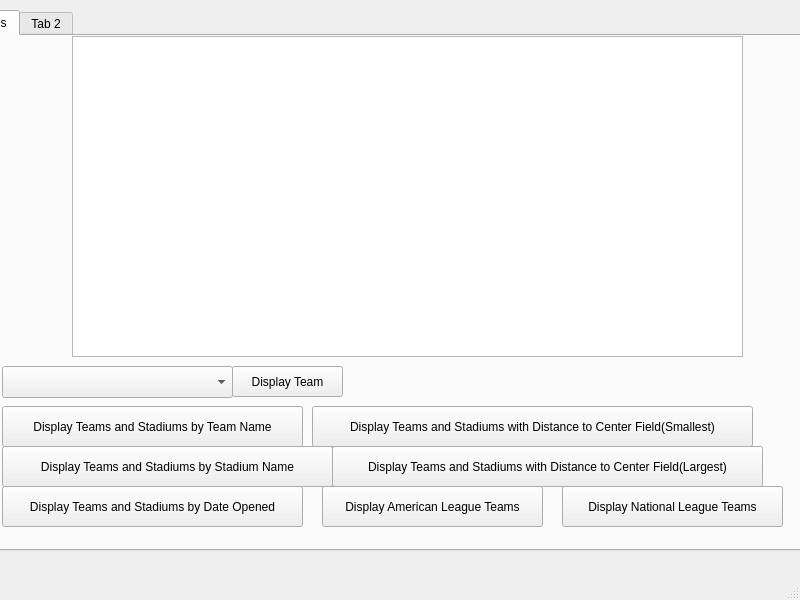
The window that Baseball/DataBase.ui (Ykhan799/CS-1D-Project-2-Baseball) describes before a commit, drawn with Qt 5.
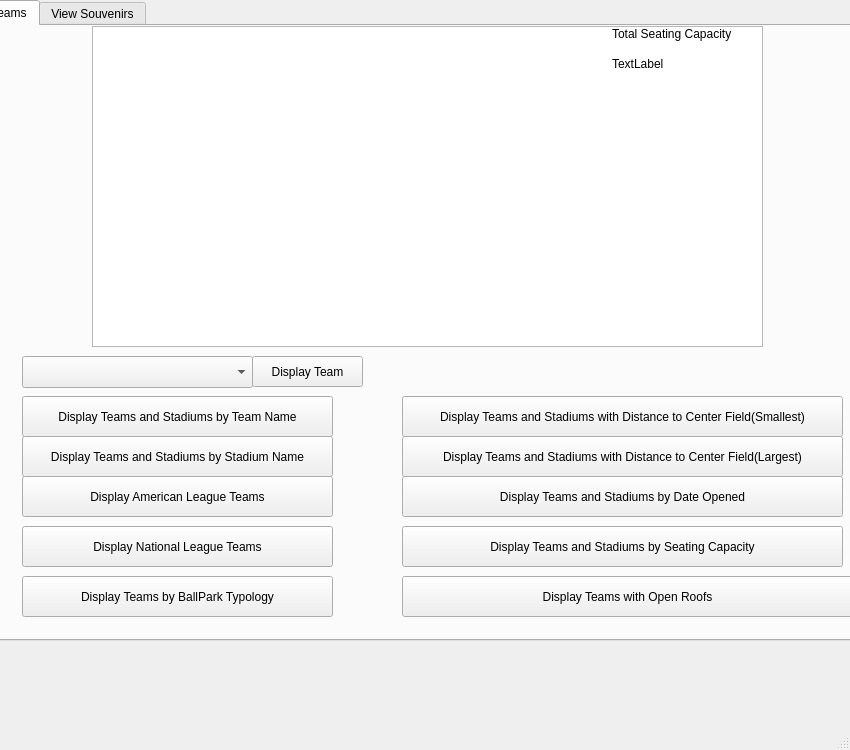
The same window after the commit.

Commit message: Finished all Display stories

Patch:
```diff
--- a/Baseball/DataBase.ui
+++ b/Baseball/DataBase.ui
@@ -6,8 +6,8 @@
    <rect>
     <x>0</x>
     <y>0</y>
-    <width>800</width>
-    <height>600</height>
+    <width>850</width>
+    <height>750</height>
    </rect>
   </property>
   <property name="windowTitle">
@@ -17,10 +17,10 @@
    <widget class="QTabWidget" name="tabWidget">
     <property name="geometry">
      <rect>
-      <x>-70</x>
-      <y>10</y>
-      <width>871</width>
-      <height>541</height>
+      <x>-50</x>
+      <y>0</y>
+      <width>941</width>
+      <height>641</height>
      </rect>
     </property>
     <widget class="QWidget" name="tab">
@@ -65,7 +65,7 @@
        <rect>
         <x>70</x>
         <y>370</y>
-        <width>301</width>
+        <width>311</width>
         <height>41</height>
        </rect>
       </property>
@@ -78,7 +78,7 @@
        <rect>
         <x>70</x>
         <y>410</y>
-        <width>331</width>
+        <width>311</width>
         <height>41</height>
        </rect>
       </property>
@@ -89,9 +89,9 @@
      <widget class="QPushButton" name="TeamStadiumByDate">
       <property name="geometry">
        <rect>
-        <x>70</x>
+        <x>450</x>
         <y>450</y>
-        <width>301</width>
+        <width>441</width>
         <height>41</height>
        </rect>
       </property>
@@ -102,7 +102,7 @@
      <widget class="QPushButton" name="TeamStadiumBySmallDistCtrField">
       <property name="geometry">
        <rect>
-        <x>380</x>
+        <x>450</x>
         <y>370</y>
         <width>441</width>
         <height>41</height>
@@ -115,9 +115,9 @@
      <widget class="QPushButton" name="TeamStadiumByLargeDistCtrField">
       <property name="geometry">
        <rect>
-        <x>400</x>
+        <x>450</x>
         <y>410</y>
-        <width>431</width>
+        <width>441</width>
         <height>41</height>
        </rect>
       </property>
@@ -128,9 +128,9 @@
      <widget class="QPushButton" name="AmericanLeagueTeams">
       <property name="geometry">
        <rect>
-        <x>390</x>
+        <x>70</x>
         <y>450</y>
-        <width>221</width>
+        <width>311</width>
         <height>41</height>
        </rect>
       </property>
@@ -141,9 +141,9 @@
      <widget class="QPushButton" name="NationalLeagueTeams">
       <property name="geometry">
        <rect>
-        <x>630</x>
-        <y>450</y>
-        <width>221</width>
+        <x>70</x>
+        <y>500</y>
+        <width>311</width>
         <height>41</height>
        </rect>
       </property>
@@ -151,10 +151,75 @@
        <string>Display National League Teams</string>
       </property>
      </widget>
+     <widget class="QPushButton" name="TeamStadiumByCapacity">
+      <property name="geometry">
+       <rect>
+        <x>450</x>
+        <y>500</y>
+        <width>441</width>
+        <height>41</height>
+       </rect>
+      </property>
+      <property name="text">
+       <string>Display Teams and Stadiums by Seating Capacity</string>
+      </property>
+     </widget>
+     <widget class="QPushButton" name="TeamStadiumByTypology">
+      <property name="geometry">
+       <rect>
+        <x>70</x>
+        <y>550</y>
+        <width>311</width>
+        <height>41</height>
+       </rect>
+      </property>
+      <property name="text">
+       <string>Display Teams by BallPark Typology</string>
+      </property>
+     </widget>
+     <widget class="QPushButton" name="OpenRoofTeams">
+      <property name="geometry">
+       <rect>
+        <x>450</x>
+        <y>550</y>
+        <width>451</width>
+        <height>41</height>
+       </rect>
+      </property>
+      <property name="text">
+       <string>Display Teams with Open Roofs</string>
+      </property>
+     </widget>
+     <widget class="QLabel" name="seatingCapacity">
+      <property name="geometry">
+       <rect>
+        <x>660</x>
+        <y>0</y>
+        <width>151</width>
+        <height>16</height>
+       </rect>
+      </property>
+      <property name="text">
+       <string>Total Seating Capacity</string>
+      </property>
+     </widget>
+     <widget class="QLabel" name="totalSeats">
+      <property name="geometry">
+       <rect>
+        <x>660</x>
+        <y>30</y>
+        <width>101</width>
+        <height>16</height>
+       </rect>
+      </property>
+      <property name="text">
+       <string>TextLabel</string>
+      </property>
+     </widget>
     </widget>
     <widget class="QWidget" name="tab_2">
      <attribute name="title">
-      <string>Tab 2</string>
+      <string>View Souvenirs</string>
      </attribute>
     </widget>
    </widget>
```
Left out of the diff: 40 changed lines with no effect on the pictures. The commit also changes 4 other files.
